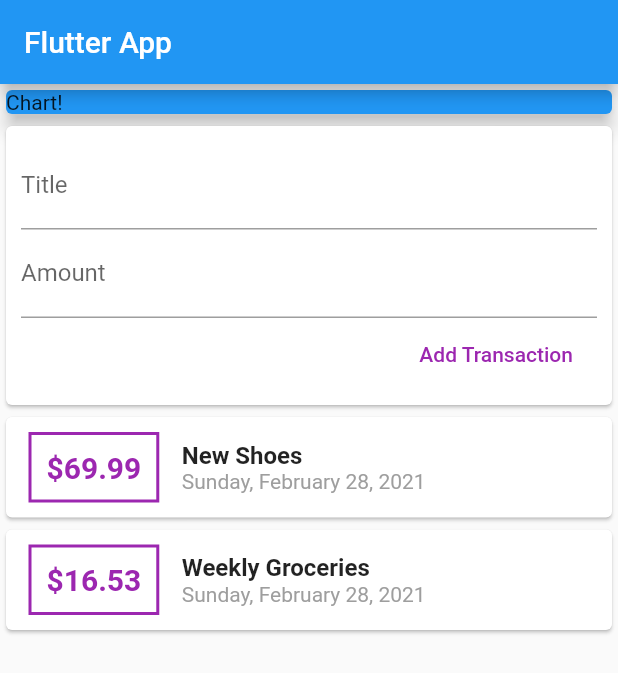
After one commit to Kulpreet-Singh/personal_expenses_flutter, a Flutter app: the screen it shows after launch, after a tap on "Add Transaction", on a phone screen of 412 x 824 dp. The commit adds this screen. Shown: the top 673 px of the screen. Run offline on Flutter 3.47's test engine with Material 2 defaults, Android fonts, the phone set to English and light mode, and no system bars.

Commit message:
made the list view of transactions, handled the input from the users

```diff
--- /dev/null
+++ b/lib/widgets/new_transaction.dart
@@ -0,0 +1,50 @@
+import 'package:flutter/material.dart';
+
+class NewTransaction extends StatelessWidget {
+  final titleController = TextEditingController();
+  final amountController = TextEditingController();
+  final Function addNewTransaction;
+  NewTransaction(this.addNewTransaction);
+
+  @override
+  Widget build(BuildContext context) {
+    return Card(
+      child: Container(
+        padding: EdgeInsets.all(10),
+        child: Column(
+          crossAxisAlignment: CrossAxisAlignment.end,
+          children: [
+            TextField(
+              decoration: InputDecoration(labelText: 'Title'),
+              controller: titleController,
+              // onChanged: (val) {
+              //   titleInput = val;
+              // },
+            ),
+            TextField(
+              decoration: InputDecoration(labelText: 'Amount'),
+              controller: amountController,
+              // onChanged: (val) {
+              //   amountInput = val;
+              // },
+            ),
+            FlatButton(
+              child: Text(
+                'Add Transaction',
+              ),
+              textColor: Colors.purple,
+              onPressed: () {
+                addNewTransaction(
+                  titleController.text,
+                  double.parse(amountController.text),
+                );
+                // print(titleInput);
+                // print(amountInput);
+              },
+            )
+          ],
+        ),
+      ),
+    );
+  }
+}
--- /dev/null
+++ b/lib/widgets/transaction_list.dart
@@ -0,0 +1,64 @@
+import 'package:flutter/material.dart';
+import '../models/transaction.dart';
+import 'package:intl/intl.dart';
+
+class TransactionList extends StatelessWidget {
+  final List<Transaction> transactions;
+  TransactionList(this.transactions);
+
+  @override
+  Widget build(BuildContext context) {
+    return Container(
+      height: 300,
+      child: ListView(
+        children: transactions.map((tx) {
+          return Card(
+            child: Row(
+              children: [
+                Container(
+                  margin: EdgeInsets.symmetric(
+                    vertical: 10,
+                    horizontal: 15,
+                  ),
+                  child: Text(
+                    '\$${tx.amount}',
+                    style: TextStyle(
+                      fontSize: 20,
+                      fontWeight: FontWeight.bold,
+                      color: Colors.purple,
+                    ),
+                  ),
+                  decoration: BoxDecoration(
+                    border: Border.all(
+                      color: Colors.purple,
+                      width: 2,
+                    ),
+                  ),
+                  padding: EdgeInsets.all(10),
+                ),
+                Column(
+                  crossAxisAlignment: CrossAxisAlignment.start,
+                  children: [
+                    Text(
+                      tx.title,
+                      style: TextStyle(
+                        fontSize: 16,
+                        fontWeight: FontWeight.bold,
+                      ),
+                    ),
+                    Text(
+                      DateFormat.yMMMMEEEEd().format(tx.date),
+                      style: TextStyle(
+                        color: Colors.grey,
+                      ),
+                    ),
+                  ],
+                )
+              ],
+            ),
+          );
+        }).toList(),
+      ),
+    );
+  }
+}
--- /dev/null
+++ b/lib/widgets/user_transaction.dart
@@ -0,0 +1,48 @@
+import 'package:flutter/material.dart';
+import './new_transaction.dart';
+import './transaction_list.dart';
+import '../models/transaction.dart';
+
+class UserTransactions extends StatefulWidget {
+  @override
+  _UserTransactionsState createState() => _UserTransactionsState();
+}
+
+class _UserTransactionsState extends State<UserTransactions> {
+  final List<Transaction> _userTransactions = [
+    Transaction(
+      id: 't1',
+      title: 'New Shoes',
+      amount: 69.99,
+      date: DateTime.now(),
+    ),
+    Transaction(
+      id: 't2',
+      title: 'Weekly Groceries',
+      amount: 16.53,
+      date: DateTime.now(),
+    ),
+  ];
+
+  void _addNewTransaction(String txTitle, double txAmount) {
+    final newTx = Transaction(
+      title: txTitle,
+      amount: txAmount,
+      date: DateTime.now(),
+      id: DateTime.now().toString(),
+    );
+    setState(() {
+      _userTransactions.add(newTx);
+    });
+  }
+
+  @override
+  Widget build(BuildContext context) {
+    return Column(
+      children: [
+        NewTransaction(_addNewTransaction),
+        TransactionList(_userTransactions),
+      ],
+    );
+  }
+}
```
Also changed, not shown: lib/main.dart (+8 -90 lines), lib/models/transaction.dart (renamed from lib/transaction.dart).
